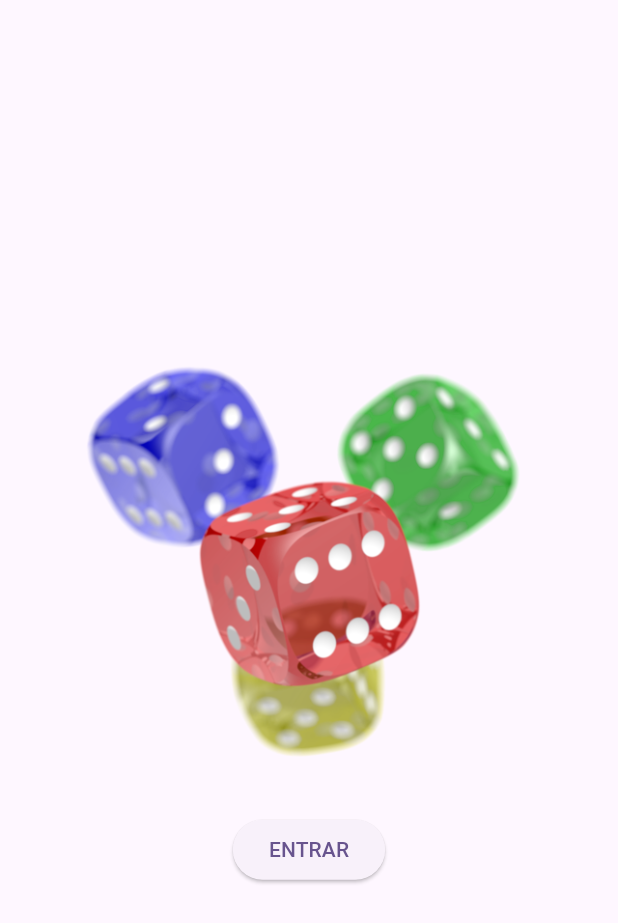
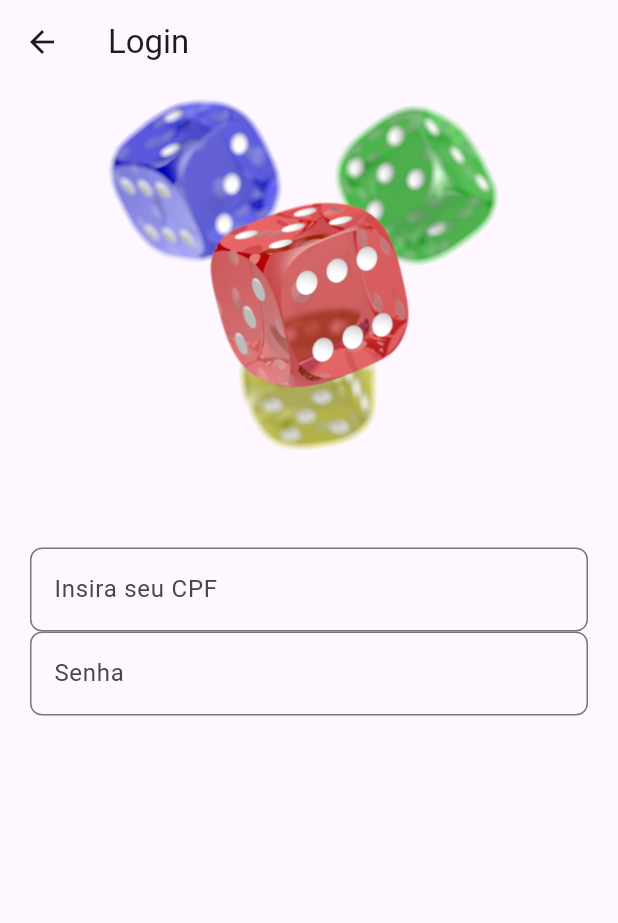
Before and after one commit to Tephao/Project_Flutter, a Flutter app: the screen it shows after launch, after a tap on "ENTRAR", on a phone screen of 412 x 824 dp. Shown: the top 923 px of the screen. Run offline on Flutter 3.47's test engine with Material 3 defaults, Android fonts, the phone set to English and light mode, and no system bars; our stand-ins replace flutter_animate; missing offline and left inert: validatorless.

Commit message:
Foi feita a tela de login
Foi feita a tela de login, com os campos para colocar cpf e senha

```diff
--- /dev/null
+++ b/lib/app/core/constants/app_assets.dart
@@ -0,0 +1,3 @@
+class AppAssets {
+  static const String logo = 'assets/images/splash.png';
+}
--- /dev/null
+++ b/lib/app/core/constants/app_routes.dart
@@ -0,0 +1,5 @@
+class AppRoutes {
+  static const String splash = '/';
+  static const String home = 'home';
+  static const String login = 'login';
+}
--- /dev/null
+++ b/lib/app/features/login/login_page.dart
@@ -0,0 +1,41 @@
+import 'package:flutter/material.dart';
+import 'package:flutter/widgets.dart';
+import 'package:puc_minas/app/core/constants/app_assets.dart';
+import 'package:validatorless/validatorless.dart';
+
+class LoginPage extends StatefulWidget {
+  const LoginPage({super.key});
+
+  @override
+  State<LoginPage> createState() => _LoginPageState();
+}
+
+class _LoginPageState extends State<LoginPage> {
+  final cpfEC = TextEditingController();
+  final passwordEC = TextEditingController();
+
+  @override
+  Widget build(BuildContext context) {
+    return Scaffold(
+      appBar: AppBar(
+        title: const Text('Login'),
+      ),
+      body: Padding(
+        padding: const EdgeInsets.symmetric(horizontal: 20),
+        child: Column(children: [
+          Image.asset(AppAssets.logo),
+          const SizedBox(height: 30),
+          TextFormField(
+            validator: Validatorless.cpf('O CPF é inválido'),
+            keyboardType: TextInputType.number,
+            decoration: const InputDecoration(hintText: 'Insira seu CPF'),
+          ),
+          TextFormField(
+            obscureText: true,
+            decoration: const InputDecoration(hintText: 'Senha'),
+          )
+        ]),
+      ),
+    );
+  }
+}
--- a/lib/app/features/splash/splash_page.dart
+++ b/lib/app/features/splash/splash_page.dart
@@ -1,4 +1,7 @@
 import 'package:flutter/material.dart';
+import 'package:flutter_animate/flutter_animate.dart';
+import 'package:puc_minas/app/core/constants/app_assets.dart';
+import 'package:puc_minas/app/core/constants/app_routes.dart';
 
 class SplashPage extends StatefulWidget {
   const SplashPage({super.key});
@@ -15,7 +18,14 @@ class _SplashPageState extends State<SplashPage> {
         child: Column(
           crossAxisAlignment: CrossAxisAlignment.center,
           mainAxisAlignment: MainAxisAlignment.center,
-          children: [Image.asset('assets/images/splash.png'), ElevatedButton(onPressed: () {}, child: Text('ENTRAR'))],
+          children: [
+            Image.asset(AppAssets.logo).animate().fade(begin: 0, end: 1, duration: 3.seconds),
+            ElevatedButton(
+                onPressed: () {
+                  Navigator.of(context).pushNamed(AppRoutes.login);
+                },
+                child: Text('ENTRAR'))
+          ],
         ),
       ),
     );
--- a/lib/main.dart
+++ b/lib/main.dart
@@ -1,5 +1,6 @@
 import 'package:flutter/material.dart';
 import 'package:puc_minas/app/features/splash/splash_page.dart';
+import 'package:puc_minas/routes.dart';
 
 void main() {
   runApp(const MyApp());
@@ -13,10 +14,13 @@ class MyApp extends StatelessWidget {
     return MaterialApp(
       title: 'Flutter Demo',
       theme: ThemeData(
-        colorScheme: ColorScheme.fromSeed(seedColor: Colors.deepPurple),
-        useMaterial3: true,
-      ),
-      routes: {'/': (context) => const SplashPage()},
+          colorScheme: ColorScheme.fromSeed(seedColor: Colors.deepPurple),
+          useMaterial3: true,
+          inputDecorationTheme: InputDecorationTheme(
+              border: OutlineInputBorder(
+            borderRadius: BorderRadius.circular(8),
+          ))),
+      routes: Routes.routes,
     );
   }
 }
--- /dev/null
+++ b/lib/routes.dart
@@ -0,0 +1,11 @@
+import 'package:flutter/material.dart';
+import 'package:puc_minas/app/core/constants/app_routes.dart';
+import 'package:puc_minas/app/features/login/login_page.dart';
+import 'package:puc_minas/app/features/splash/splash_page.dart';
+
+class Routes {
+  static Map<String, WidgetBuilder> routes = {
+    AppRoutes.splash: (context) => const SplashPage(),
+    AppRoutes.login: (context) => const LoginPage(),
+  };
+}
--- a/pubspec.yaml
+++ b/pubspec.yaml
@@ -34,6 +34,8 @@ dependencies:
   # The following adds the Cupertino Icons font to your application.
   # Use with the CupertinoIcons class for iOS style icons.
   cupertino_icons: ^1.0.6
+  flutter_animate: ^4.5.0
+  validatorless: ^1.2.3
 
 dev_dependencies:
   flutter_test:
```
Also changed, not shown: pubspec.lock, 1 other file.
